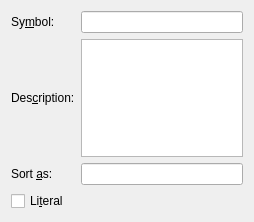
Before: the Qt Designer form src/frontends/qt4/ui/NomenclUi.ui in cburschka/lyx, drawn with Qt 5.
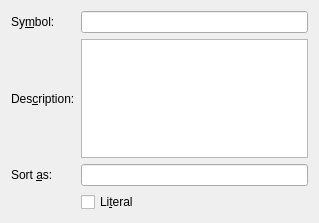
After: the same form once the commit is applied.

```diff
--- a/src/frontends/qt4/ui/NomenclUi.ui
+++ b/src/frontends/qt4/ui/NomenclUi.ui
@@ -6,13 +6,15 @@
    <rect>
     <x>0</x>
     <y>0</y>
-    <width>254</width>
-    <height>222</height>
+    <width>319</width>
+    <height>223</height>
    </rect>
   </property>
   <property name="windowTitle">
    <string>Nomenclature</string>
   </property>
+  <layout class="QGridLayout" name="gridLayout_2">
+   <item row="0" column="0">
   <layout class="QGridLayout" name="gridLayout">
    <item row="0" column="0">
     <widget class="QLabel" name="symbolLA">
@@ -61,7 +63,7 @@
    <item row="2" column="1">
     <widget class="QLineEdit" name="prefixED"/>
    </item>
-   <item row="3" column="0" colspan="2">
+     <item row="3" column="1">
     <widget class="QCheckBox" name="literalCB">
      <property name="toolTip">
       <string>Pass content of the `Symbol' and `Description' fields literally to LaTeX. Check this if you want to enter LaTeX code.</string>
@@ -70,6 +72,8 @@
       <string>Li&amp;teral</string>
      </property>
     </widget>
+     </item>
+    </layout>
    </item>
   </layout>
  </widget>
```
Lines whose indentation alone changed are shown as unchanged.
